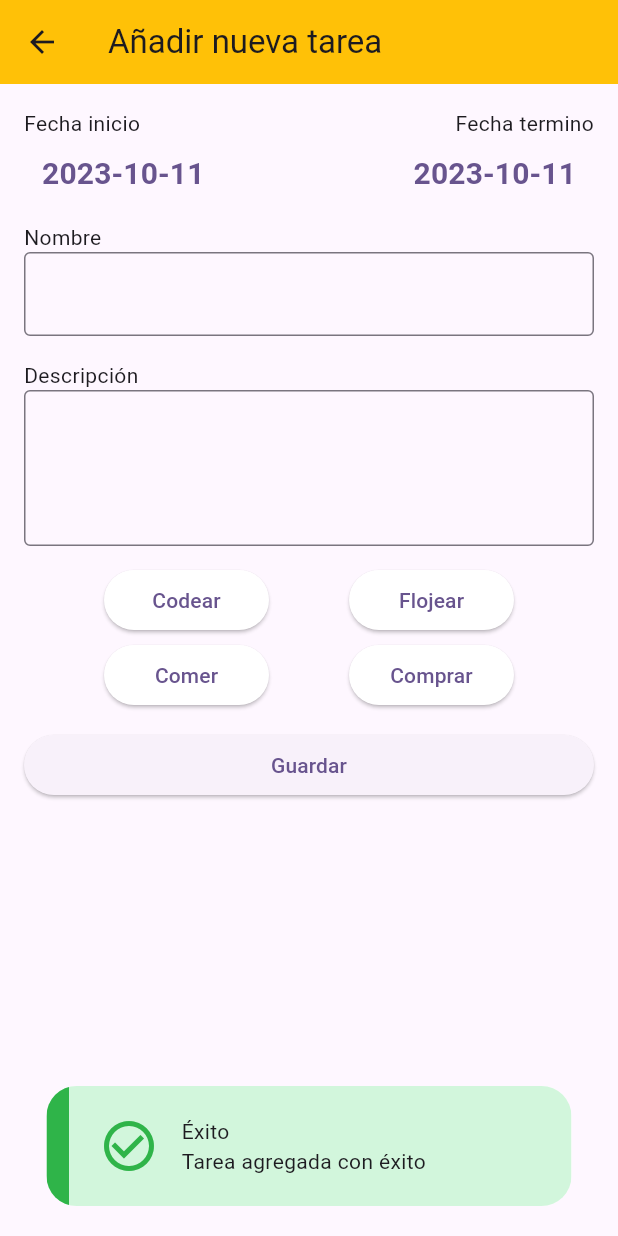
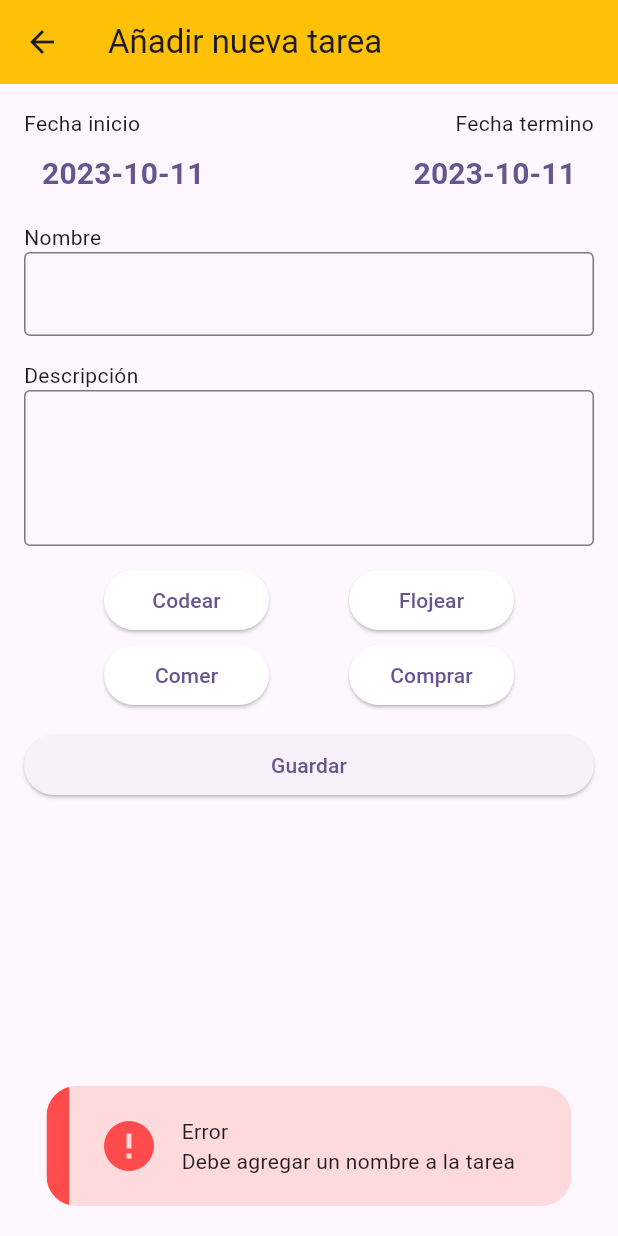
Before and after one commit to esuazo2601/AppsMoviles1, a Flutter app: the New_task screen opened directly, after a tap on "Guardar", on a phone screen of 412 x 824 dp. Run offline on Flutter 3.47's test engine with Material 2 defaults, Android fonts, the phone set to English and light mode, and no system bars; our stand-ins replace motion_toast, shared_preferences; missing offline and left inert: dart:ffi; accounts and stored records are empty.

Commit message:
restricciones pagina de ingreso agregadas

```diff
--- a/lib/main.dart
+++ b/lib/main.dart
@@ -1,8 +1,5 @@
 import 'package:flutter/material.dart';
 import 'package:proyecto1/pages/ToDo.dart';
-import 'package:proyecto1/pages/login.dart';
-import 'package:proyecto1/shared/New_task.dart';
-import 'package:proyecto1/shared/Task.dart';
 
 void main() {
   runApp(const MyApp());
@@ -21,6 +18,6 @@ class MyApp extends StatelessWidget {
           colorScheme: ColorScheme.fromSeed(seedColor: Colors.deepPurple),
           useMaterial3: true,
         ),
-        home: TodO());
+        home: const TodO());
   }
 }
--- a/lib/shared/New_task.dart
+++ b/lib/shared/New_task.dart
@@ -61,6 +61,14 @@ class _New_taskState extends State<New_task> {
     prefs.setStringList('tareas', tareasData);
 
     return nuevaTarea;
+  }
+
+  bool isNombre() {
+    return nombreController.text.isNotEmpty;
+  }
+
+  bool isValidDate() {
+    return fechaInicio.isBefore(fechaFin);
   }
 
   @override
@@ -248,6 +256,22 @@ class _New_taskState extends State<New_task> {
                 SizedBox(height: 16.0),
                 ElevatedButton(
                   onPressed: () async {
+                    if (!isNombre()) {
+                      MotionToast.error(
+                              title: const Text("Error"),
+                              description: const Text(
+                                  "Debe agregar un nombre a la tarea"))
+                          .show(context);
+                      return;
+                    }
+                    if (!isValidDate()) {
+                      MotionToast.error(
+                              title: const Text("Error"),
+                              description:
+                                  const Text("Ingrese una fecha valida"))
+                          .show(context);
+                      return;
+                    }
                     agregarTarea();
                     MotionToast.success(
                             title: const Text("Éxito"),
```
